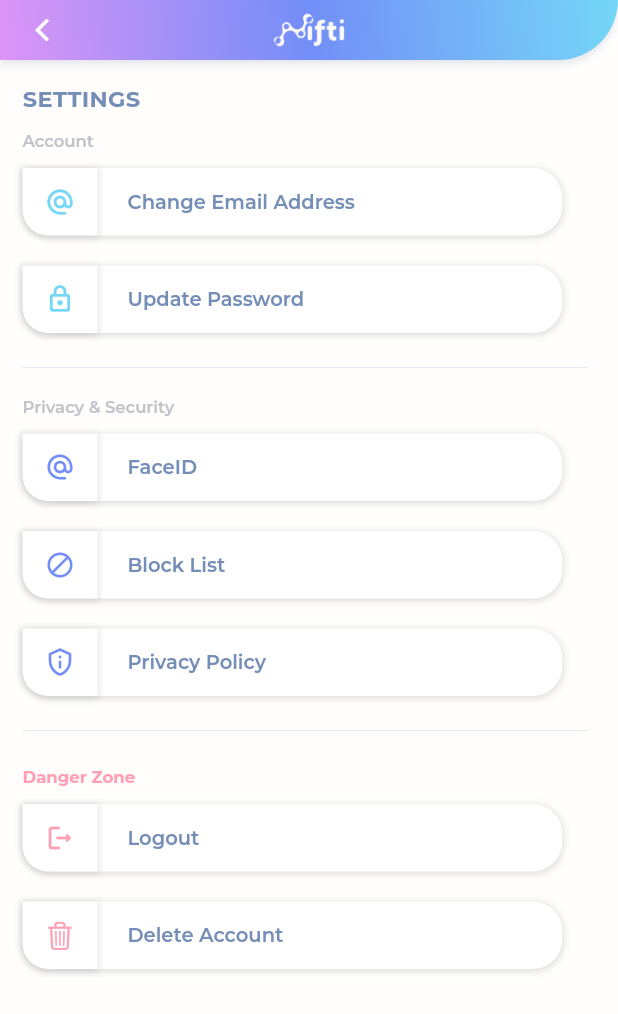
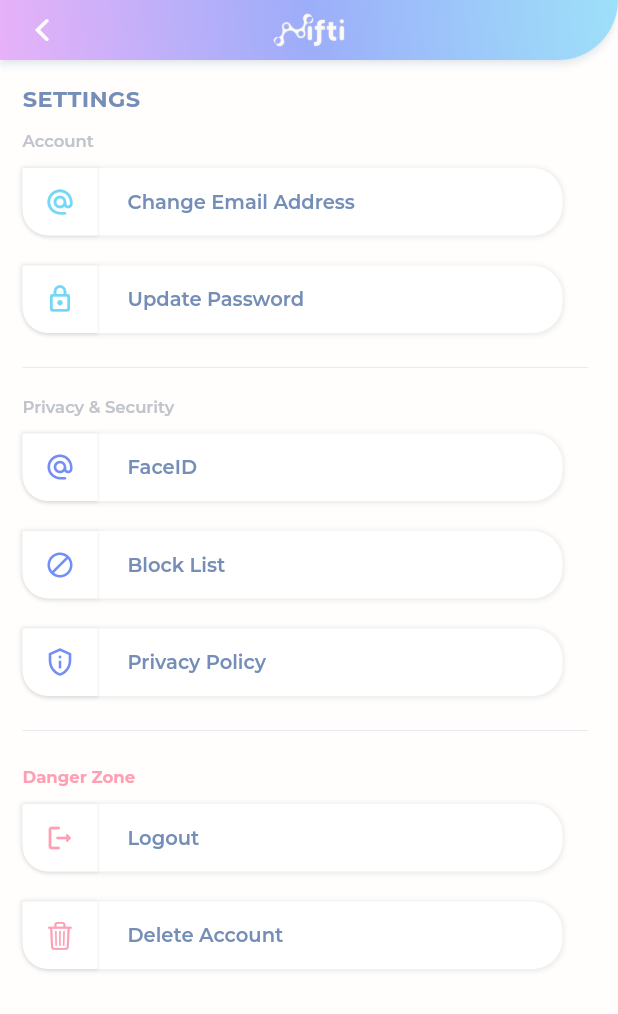
Before and after one commit to raghiiboiibaxtor/nifti, a Flutter app: the SettingsPage screen opened directly, on a phone screen of 412 x 824 dp. Shown: the top 1014 px of the screen. Run offline on Flutter 3.47's test engine with Material 2 defaults, Android fonts, the phone set to English and light mode, and no system bars; our stand-ins replace circle_nav_bar, cloud_firestore, firebase_auth, firebase_core, firebase_messaging, firebase_storage and 3 more; missing offline and left inert: flutter_flip_card, social_media_buttons; accounts and stored records are empty; network calls fail.

Commit message:
Shadow adjustment

```diff
--- a/lib/components/button.dart
+++ b/lib/components/button.dart
@@ -51,10 +51,10 @@ class Button extends StatelessWidget {
             decoration: BoxDecoration(
               boxShadow: [
                 BoxShadow(
-                  color: Colors.grey.withOpacity(0.3),
+                  color: Colors.grey.withOpacity(0.2),
                   spreadRadius: 1.0,
-                  blurRadius: 3.0,
-                  offset: const Offset(0, 1),
+                  blurRadius: 2.0,
+                  offset: const Offset(0, 0.5),
                 ),
               ],
               color: niftiWhite,
@@ -74,10 +74,10 @@ class Button extends StatelessWidget {
             decoration: BoxDecoration(
               boxShadow: [
                 BoxShadow(
-                  color: Colors.grey.withOpacity(0.3),
-                  spreadRadius: 0.5,
-                  blurRadius: 3.0,
-                  offset: const Offset(0, 1),
+                  color: Colors.grey.withOpacity(0.2),
+                  spreadRadius: 0.2,
+                  blurRadius: 1.0,
+                  offset: const Offset(0, .5),
                 ),
               ],
               color: niftiWhite,
--- a/lib/pages/settings_page.dart
+++ b/lib/pages/settings_page.dart
@@ -33,7 +33,7 @@ class _SettingsPageState extends State<SettingsPage> {
           centerTitle: true,
           flexibleSpace: Container(
             decoration: BoxDecoration(
-                gradient: niftiGradient,
+                gradient: niftiGradientSemiOpaque,
                 borderRadius:
                     const BorderRadius.only(bottomRight: Radius.circular(40))),
           ),
```
